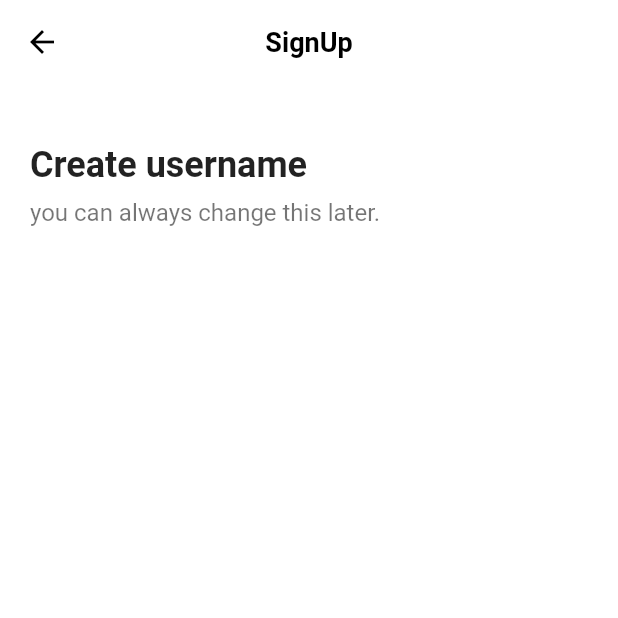
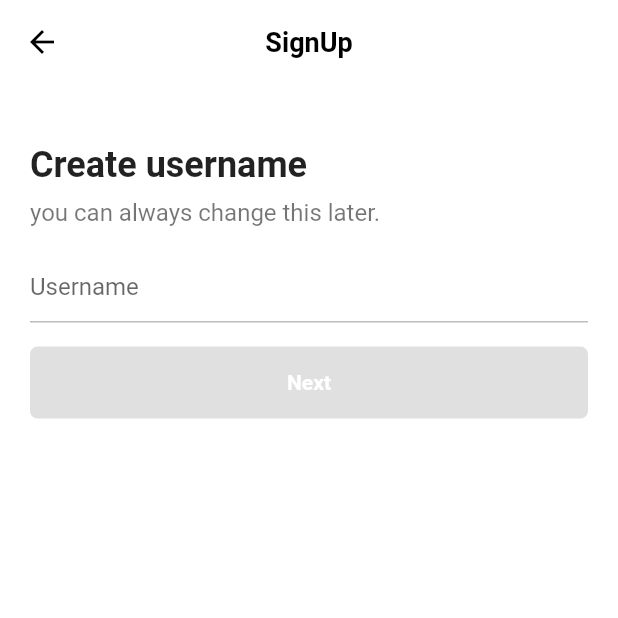
Before and after one commit to kangsudal/tiktok_clone, a Flutter app: the screen it shows after launch, after a tap on "Use email & password", on a phone screen of 412 x 824 dp, the top half of it. Run offline on Flutter 3.47's test engine with Material 2 defaults, Android fonts, the phone set to English and light mode, and no system bars; our stand-ins replace font_awesome_flutter.

Commit message:
Username Screen AnimatedContainer 사용, TextEditingController와 addListener

```diff
--- a/lib/features/authentication/email_screen.dart
+++ /dev/null
@@ -1,44 +0,0 @@
-import 'package:flutter/material.dart';
-import 'package:tiktok_clone/constants/gaps.dart';
-import 'package:tiktok_clone/constants/sizes.dart';
-
-class EmailScreen extends StatelessWidget {
-  const EmailScreen({Key? key}) : super(key: key);
-
-  @override
-  Widget build(BuildContext context) {
-    return Scaffold(
-      appBar: AppBar(
-        title: Text(
-          'SignUp',
-        ),
-      ),
-      body: Padding(
-        padding: const EdgeInsets.symmetric(
-          horizontal: Sizes.size20,
-        ),
-        child: Column(
-          crossAxisAlignment: CrossAxisAlignment.start,
-          children: [
-            Gaps.v40,
-            Text(
-              'Create username',
-              style: TextStyle(
-                fontSize: Sizes.size24,
-                fontWeight: FontWeight.w700,
-              ),
-            ),
-            Gaps.v8,
-            Text(
-              'you can always change this later.',
-              style: TextStyle(
-                fontSize: Sizes.size16,
-                color: Colors.black54,
-              ),
-            ),
-          ],
-        ),
-      ),
-    );
-  }
-}
--- a/lib/features/authentication/sign_up_screen.dart
+++ b/lib/features/authentication/sign_up_screen.dart
@@ -2,7 +2,7 @@ import 'package:flutter/material.dart';
 import 'package:font_awesome_flutter/font_awesome_flutter.dart';
 import 'package:tiktok_clone/constants/gaps.dart';
 import 'package:tiktok_clone/constants/sizes.dart';
-import 'package:tiktok_clone/features/authentication/email_screen.dart';
+import 'package:tiktok_clone/features/authentication/username_screen.dart';
 import 'package:tiktok_clone/features/authentication/log_in_screen.dart';
 import 'package:tiktok_clone/features/authentication/widgets/auth_button.dart';
 
@@ -20,7 +20,7 @@ class SignUpScreen extends StatelessWidget {
   void _onEmailTap(BuildContext context) {
     Navigator.of(context).push(
       MaterialPageRoute(
-        builder: (context) => EmailScreen(),
+        builder: (context) => UsernameScreen(),
       ),
     );
   }
--- a/lib/features/authentication/username_screen.dart
+++ b/lib/features/authentication/username_screen.dart
@@ -0,0 +1,106 @@
+import 'package:flutter/material.dart';
+import 'package:tiktok_clone/constants/gaps.dart';
+import 'package:tiktok_clone/constants/sizes.dart';
+
+class UsernameScreen extends StatefulWidget {
+  const UsernameScreen({Key? key}) : super(key: key);
+
+  @override
+  State<UsernameScreen> createState() => _UsernameScreenState();
+}
+
+class _UsernameScreenState extends State<UsernameScreen> {
+  String _username = "";
+  final TextEditingController _usernameController = TextEditingController();
+
+  @override
+  void initState() {
+    super.initState();
+    _usernameController.addListener(() {
+      setState(() {
+        _username = _usernameController.text;
+      });
+    });
+  }
+
+  @override
+  Widget build(BuildContext context) {
+    return Scaffold(
+      appBar: AppBar(
+        title: Text(
+          'SignUp',
+        ),
+      ),
+      body: Padding(
+        padding: const EdgeInsets.symmetric(
+          horizontal: Sizes.size20,
+        ),
+        child: Column(
+          crossAxisAlignment: CrossAxisAlignment.start,
+          children: [
+            Gaps.v40,
+            Text(
+              'Create username',
+              style: TextStyle(
+                fontSize: Sizes.size24,
+                fontWeight: FontWeight.w700,
+              ),
+            ),
+            Gaps.v8,
+            Text(
+              'you can always change this later.',
+              style: TextStyle(
+                fontSize: Sizes.size16,
+                color: Colors.black54,
+              ),
+            ),
+            Gaps.v16,
+            TextField(
+              controller: _usernameController,
+              cursorColor: Theme.of(context).primaryColor,
+              decoration: InputDecoration(
+                hintText: "Username",
+                enabledBorder: UnderlineInputBorder(
+                  borderSide: BorderSide(
+                    color: Colors.grey.shade400,
+                  ),
+                ),
+                focusedBorder: UnderlineInputBorder(
+                  borderSide: BorderSide(
+                    color: Colors.grey.shade400,
+                  ),
+                ),
+              ),
+            ),
+            Gaps.v16,
+            FractionallySizedBox(
+              widthFactor: 1,
+              child: AnimatedContainer(
+                duration: Duration(milliseconds: 300),
+                padding: const EdgeInsets.symmetric(
+                  vertical: Sizes.size16,
+                ),
+                decoration: BoxDecoration(
+                  borderRadius: BorderRadius.circular(
+                    Sizes.size5,
+                  ),
+                  color: _username.isEmpty
+                      ? Colors.grey.shade300
+                      : Theme.of(context).primaryColor,
+                ),
+                child: const Text(
+                  'Next',
+                  style: TextStyle(
+                    color: Colors.white,
+                    fontWeight: FontWeight.w600,
+                  ),
+                  textAlign: TextAlign.center,
+                ),
+              ),
+            ),
+          ],
+        ),
+      ),
+    );
+  }
+}
```
